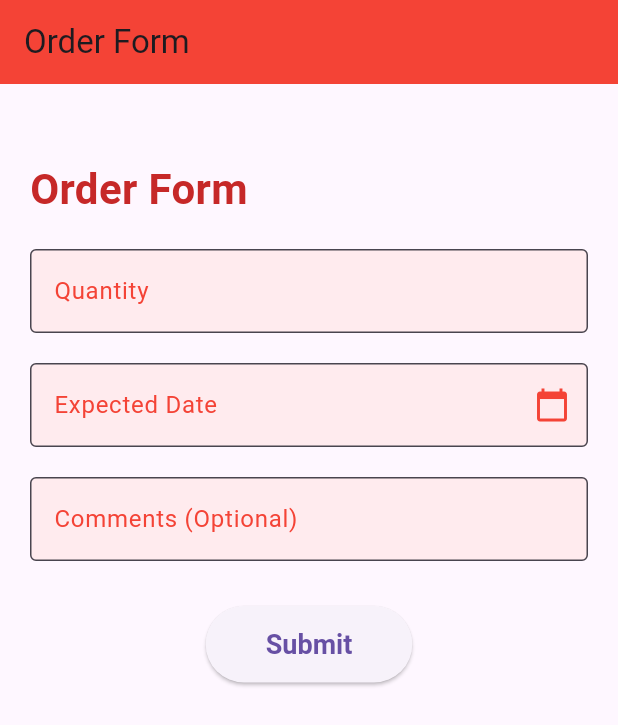
After one commit to Govind2005/Sewamitra-app, a Flutter app: the HelpingWays screen opened directly, after a tap on "Food", on a phone screen of 412 x 824 dp. The commit adds this screen. Shown: the top 725 px of the screen. Run offline on Flutter 3.47's test engine with Material 3 defaults, Android fonts, the phone set to English and light mode, and no system bars; our stand-ins replace firebase_auth, firebase_core, google_sign_in; accounts and stored records are empty; network calls fail.

Commit message:
volunteer side base done

```diff
--- /dev/null
+++ b/lib/screens/base/form_page.dart
@@ -0,0 +1,109 @@
+import 'package:flutter/material.dart';
+
+class FormPage extends StatelessWidget {
+  const FormPage({super.key});
+
+  @override
+  Widget build(BuildContext context) {
+    return MaterialApp(
+      theme: ThemeData(
+        primaryColor: Colors.red,
+        inputDecorationTheme: InputDecorationTheme(
+          focusedBorder: OutlineInputBorder(
+            borderSide: BorderSide(color: Colors.red, width: 2.0),
+          ),
+          border: OutlineInputBorder(
+            borderSide: BorderSide(color: Colors.red.shade300, width: 1.0),
+          ),
+          labelStyle: TextStyle(color: Colors.red),
+          hintStyle: TextStyle(color: Colors.grey.shade600),
+        ),
+      ),
+      home: Scaffold(
+        appBar: AppBar(
+          title: Text('Order Form'),
+          backgroundColor: Colors.red,
+        ),
+        body: Padding(
+          padding: const EdgeInsets.all(20.0),
+          child: SingleChildScrollView(
+            child: Column(
+              crossAxisAlignment: CrossAxisAlignment.start,
+              children: <Widget>[
+                SizedBox(height: 30),
+                Text(
+                  'Order Form',
+                  style: TextStyle(
+                    fontSize: 28,
+                    fontWeight: FontWeight.bold,
+                    color: Colors.red.shade800,
+                  ),
+                ),
+                SizedBox(height: 20),
+                _buildTextField('Quantity', TextInputType.number),
+                SizedBox(height: 20),
+                _buildDateField(context, 'Expected Date'),
+                SizedBox(height: 20),
+                _buildTextField('Comments (Optional)', TextInputType.text),
+                SizedBox(height: 30),
+                Center(
+                  child: ElevatedButton(
+                    onPressed: () {},
+                    child: Text('Submit'),
+                    style: ElevatedButton.styleFrom(
+                      padding: EdgeInsets.symmetric(horizontal: 40, vertical: 15),
+                      textStyle: TextStyle(fontSize: 18, fontWeight: FontWeight.bold),
+                    ),
+                  ),
+                ),
+              ],
+            ),
+          ),
+        ),
+      ),
+    );
+  }
+
+  Widget _buildTextField(String label, TextInputType inputType) {
+    return TextField(
+      keyboardType: inputType,
+      decoration: InputDecoration(
+        labelText: label,
+        hintText: 'Enter $label',
+        filled: true,
+        fillColor: Colors.red.shade50,
+      ),
+    );
+  }
+
+  Widget _buildDateField(BuildContext context, String label) {
+    return TextField(
+      decoration: InputDecoration(
+        labelText: label,
+        hintText: 'Pick a date',
+        filled: true,
+        fillColor: Colors.red.shade50,
+        suffixIcon: Icon(
+          Icons.calendar_today,
+          color: Colors.red,
+        ),
+      ),
+      readOnly: true,
+      onTap: () async {
+        DateTime? pickedDate = await showDatePicker(
+          context: context,
+          initialDate: DateTime.now(),
+          firstDate: DateTime(2000),
+          lastDate: DateTime(2101),
+        );
+        if (pickedDate != null) {
+          print(pickedDate);  // Here you can assign it to a variable if needed
+        }
+      },
+    );
+  }
+}
+
+void main() {
+  runApp(FormPage());
+}
--- /dev/null
+++ b/lib/screens/base/helping_ways.dart
@@ -0,0 +1,164 @@
+import 'package:flutter/material.dart';
+import 'package:sewamitra/screens/base/form_page.dart';
+
+class HelpingWays extends StatelessWidget {
+  const HelpingWays({super.key});
+
+  @override
+  Widget build(BuildContext context) {
+    return Scaffold(
+      body: Column(
+        children: [
+          Container(
+            width: double.infinity,
+            decoration: BoxDecoration(
+              gradient: LinearGradient(
+                begin: Alignment.topCenter,
+                end: Alignment.bottomCenter,
+                colors: [
+                  Colors.red.shade50,
+                  Colors.red.shade100,
+                ],
+              ),
+              borderRadius: const BorderRadius.only(
+                bottomLeft: Radius.circular(30),
+                bottomRight: Radius.circular(30),
+              ),
+            ),
+            child: SafeArea(
+              child: Padding(
+                padding: const EdgeInsets.fromLTRB(20.0, 40.0, 20.0, 60.0),
+                child: Column(
+                  crossAxisAlignment: CrossAxisAlignment.start,
+                  children: [
+                    const Text(
+                      'Make a difference',
+                      style: TextStyle(
+                        fontSize: 35,
+                        fontWeight: FontWeight.bold,
+                        color: Colors.red,
+                        fontFamily: 'Poppins',
+                      ),
+                    ),
+                    const SizedBox(height: 20),
+                    Text(
+                      'Help out the unfortunate victims.\nEvery drop counts',
+                      style: TextStyle(
+                        fontSize: 18,
+                        color: Colors.red.shade700,
+                        height: 1.5,
+                        fontFamily: 'Poppins',
+                      ),
+                    ),
+                    const SizedBox(height: 40),
+                  ],
+                ),
+              ),
+            ),
+          ),
+          Expanded(
+            child: Padding(
+              padding: const EdgeInsets.all(20.0),
+              child: GridView.builder(
+                gridDelegate: const SliverGridDelegateWithFixedCrossAxisCount(
+                  crossAxisCount: 2,
+                  crossAxisSpacing: 15,
+                  mainAxisSpacing: 15,
+                  childAspectRatio: 1.5,
+                ),
+                itemCount: 6,
+                itemBuilder: (context, index) {
+                  List<String> titles = [
+                    'Food',
+                    'Water',
+                    'Medicine',
+                    'Beds',
+                    'Humans',
+                    'Donation'
+                  ];
+
+                  return Container(
+                    decoration: BoxDecoration(
+                      color: Colors.white,
+                      borderRadius: BorderRadius.circular(15),
+                      boxShadow: [
+                        BoxShadow(
+                          color: Colors.red.withOpacity(0.1),
+                          offset: const Offset(0, 4),
+                          blurRadius: 8,
+                        ),
+                      ],
+                    ),
+                    child: Material(
+                      color: Colors.transparent,
+                      child: InkWell(
+                        borderRadius: BorderRadius.circular(15),
+                        onTap: () {
+                          // Handle tap
+                          Navigator.push(
+                            context,
+                            MaterialPageRoute(builder: (context) => FormPage()),
+                          );
+                        },
+                        child: Padding(
+                          padding: const EdgeInsets.all(12.0),
+                          child: Row(
+                            children: [
+                              Container(
+                                width: 45,
+                                height: 45,
+                                decoration: BoxDecoration(
+                                  color: Colors.red.withOpacity(0.1),
+                                  borderRadius: BorderRadius.circular(12),
+                                ),
+                                child: Icon(
+                                  _getIconForIndex(index),
+                                  color: Colors.red,
+                                  size: 22,
+                                ),
+                              ),
+                              const SizedBox(width: 12),
+                              Expanded(
+                                child: Text(
+                                  titles[index],
+                                  style: const TextStyle(
+                                    fontSize: 16,
+                                    fontWeight: FontWeight.w500,
+                                    fontFamily: 'Poppins',
+                                  ),
+                                ),
+                              ),
+                            ],
+                          ),
+                        ),
+                      ),
+                    ),
+                  );
+                },
+              ),
+            ),
+          ),
+        ],
+      ),
+    );
+  }
+
+  IconData _getIconForIndex(int index) {
+    switch (index) {
+      case 0:
+        return Icons.restaurant;
+      case 1:
+        return Icons.water_drop;
+      case 2:
+        return Icons.medical_services;
+      case 3:
+        return Icons.bed;
+      case 4:
+        return Icons.volunteer_activism;
+      case 5:
+        return Icons.add;
+      default:
+        return Icons.help;
+    }
+  }
+}
--- a/lib/screens/base/home_page.dart
+++ b/lib/screens/base/home_page.dart
@@ -1,6 +1,7 @@
 import 'package:firebase_auth/firebase_auth.dart';
 import 'package:flutter/material.dart';
 import 'package:provider/provider.dart';
+import 'package:sewamitra/screens/base/volunteer_page.dart';
 import 'package:sewamitra/services/firebase_auth_methods.dart';
 import 'package:sewamitra/widgets/custom_button.dart';
 
@@ -142,15 +143,20 @@ class HomePage extends StatelessWidget {
                   child: ElevatedButton(
                     onPressed: () {
                       // Add your onPressed functionality here
+                      Navigator.push(
+                        context,
+                        MaterialPageRoute(builder: (context) => VolunteerPage()),
+                      );
                     },
                     style: ElevatedButton.styleFrom(
+                      backgroundColor: Colors.blue,
                       padding: EdgeInsets.symmetric(vertical: 15, horizontal: 40),
                       shape: RoundedRectangleBorder(
                         borderRadius: BorderRadius.circular(30),
                       ),
                     ),
                     child: Text(
-                      'Get Help Now',
+                      'Help as volunteer',
                       style: TextStyle(
                         fontSize: 20,
                         fontWeight: FontWeight.bold,
--- /dev/null
+++ b/lib/screens/base/volunteer_page.dart
@@ -0,0 +1,55 @@
+import 'package:flutter/material.dart';
+import 'package:sewamitra/screens/base/helping_ways.dart';
+import 'package:sewamitra/widgets/custom_button.dart';
+
+class VolunteerPage extends StatelessWidget {
+  const VolunteerPage({super.key});
+
+  @override
+  Widget build(BuildContext context) {
+    return Scaffold(
+      body: SafeArea(
+        child: Column(
+          children: [
+            CustomButton(
+              onTap: () {
+                Navigator.push(
+                  context,
+                  MaterialPageRoute(builder: (context) => HelpingWays()),
+                );
+              },
+              text: 'Flood in Kerala',
+            ),
+            CustomButton(
+              onTap: () {
+                Navigator.push(
+                  context,
+                  MaterialPageRoute(builder: (context) => HelpingWays()),
+                );
+              },
+              text: 'Cyclone in Orissa',
+            ),
+            CustomButton(
+              onTap: () {
+                Navigator.push(
+                  context,
+                  MaterialPageRoute(builder: (context) => HelpingWays()),
+                );
+              },
+              text: 'Landslide in Ladakh',
+            ),
+            CustomButton(
+              onTap: () {
+                Navigator.push(
+                  context,
+                  MaterialPageRoute(builder: (context) => HelpingWays()),
+                );
+              },
+              text: 'Drought in Rajasthan',
+            ),
+          ],
+        ),
+      ),
+    );
+  }
+}
--- a/pubspec.yaml
+++ b/pubspec.yaml
@@ -29,6 +29,7 @@ environment:
 # versions available, run `flutter pub outdated`.
 dependencies:
   flutter:
+
     sdk: flutter
 
   # The following adds the Cupertino Icons font to your application.
```
